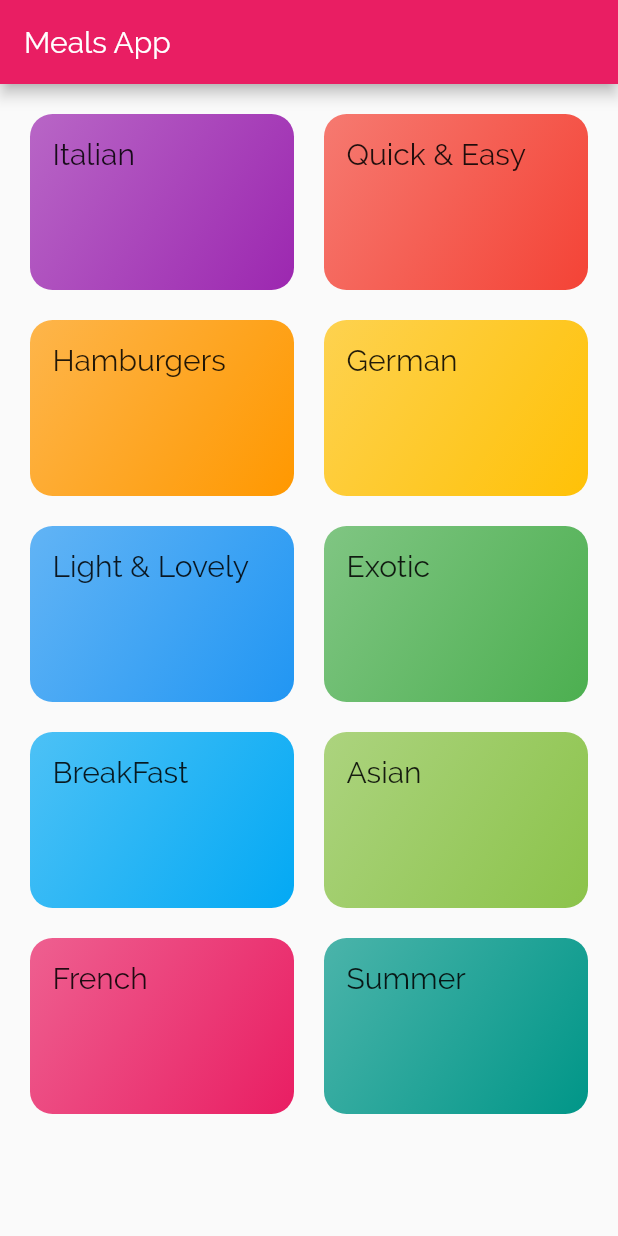
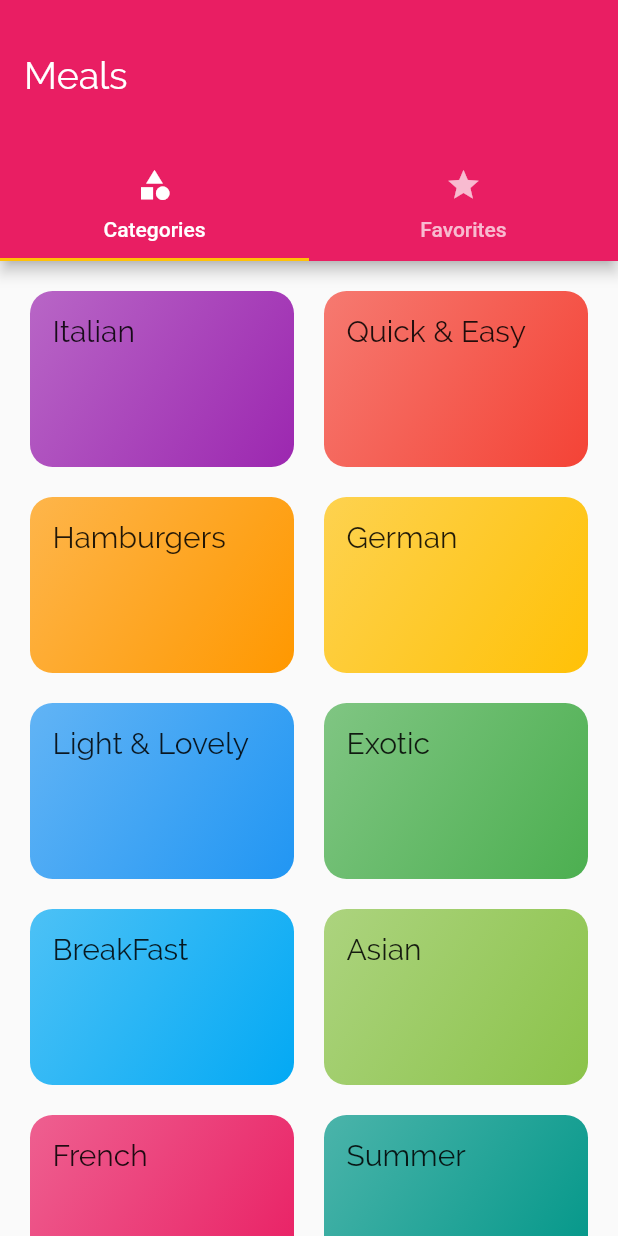
Before and after one commit to AyobamiAdebesin/meals_app, a Flutter app: the screen it shows after launch, on a phone screen of 412 x 824 dp. Run offline on Flutter 3.47's test engine with Material 2 defaults, Android fonts, the phone set to English and light mode, and no system bars.

Commit message:
improved the UI

```diff
--- a/lib/main.dart
+++ b/lib/main.dart
@@ -2,6 +2,7 @@ import 'package:flutter/material.dart';
 import 'package:meals_app/screens/categories_screen.dart';
 import 'package:meals_app/screens/category_meals_screen.dart';
 import 'package:meals_app/screens/meal_detail.dart';
+import 'package:meals_app/screens/tabs_screen.dart';
 
 void main(List<String> args) {
   runApp(MyApp());
@@ -24,7 +25,7 @@ class MyApp extends StatelessWidget {
               ),
             ),
       ),
-      home: CategoriesScreen(),
+      home: TabsScreen(),
       initialRoute: '/',
       routes: {
         CategoryMealsScreen.routeName: (ctx) => CategoryMealsScreen(),
--- a/lib/models/meal.dart
+++ b/lib/models/meal.dart
@@ -1,4 +1,4 @@
-import 'package:flutter/material.dart';
+
 
 enum Complexity {
   Simple,
--- a/lib/screens/categories_screen.dart
+++ b/lib/screens/categories_screen.dart
@@ -7,11 +7,7 @@ class CategoriesScreen extends StatelessWidget {
 
   @override
   Widget build(BuildContext context) {
-    return Scaffold(
-      appBar: AppBar(
-        title: Text('Meals App'),
-      ),
-      body: GridView(
+    return GridView(
       padding: EdgeInsets.all(20),
       gridDelegate: SliverGridDelegateWithMaxCrossAxisExtent(
         maxCrossAxisExtent: 200,
@@ -24,9 +20,6 @@ class CategoriesScreen extends StatelessWidget {
             (e) => CategoryItem(e.title, e.color, e.id),
           )
           .toList(),
-
-      ),
-
     );
   }
 }
--- /dev/null
+++ b/lib/screens/tabs_screen.dart
@@ -0,0 +1,83 @@
+import 'package:flutter/material.dart';
+import 'package:meals_app/screens/categories_screen.dart';
+import 'package:meals_app/screens/favorites_screen.dart';
+
+class TabsScreen extends StatefulWidget {
+  const TabsScreen({Key? key}) : super(key: key);
+
+  @override
+  _TabsScreenState createState() => _TabsScreenState();
+}
+
+class _TabsScreenState extends State<TabsScreen> {
+  @override
+  Widget build(BuildContext context) {
+    return DefaultTabController(
+      length: 2,
+      child: Scaffold(
+        appBar: AppBar(
+          toolbarHeight: 100,
+          title: Text(
+            'Meals',
+            style: TextStyle(fontSize: 25),
+          ),
+          bottom: TabBar(
+            tabs: <Widget>[
+              Tab(
+                icon: Icon(Icons.category),
+                text: 'Categories',
+              ),
+              Tab(
+                icon: Icon(Icons.star),
+                text: 'Favorites',
+              ),
+            ],
+          ),
+        ),
+        body: TabBarView(
+          children: <Widget>[
+            CategoriesScreen(),
+            FavoritesScreen(),
+          ],
+        ),
+      ),
+    );
+  }
+}
+
+
+
+
+
+
+
+
+
+// How to create a tabbar at the top of the app
+
+// return DefaultTabController(
+//       length: 2,
+//       child: Scaffold(
+//         appBar: AppBar(toolbarHeight: 100,
+//           title: Text('Meals', style: TextStyle(fontSize: 25),),
+//           bottom: TabBar(
+//             tabs: <Widget>[
+//               Tab(
+//                 icon: Icon(Icons.category),
+//                 text: 'Categories',
+//               ),
+//               Tab(
+//                 icon: Icon(Icons.star),
+//                 text: 'Favorites',
+//               ),
+//             ],
+//           ),
+//         ),
+//         body: TabBarView(
+//           children: <Widget>[
+//             CategoriesScreen(),
+//             FavoritesScreen(),
+//           ],
+//         ),
+//       ),
+//     );
```
Also changed, not shown: lib/screens/favorites_screen.dart (added, +12 -0 lines), lib/screens/meal_detail.dart (+59 -18 lines). Lines whose indentation alone changed are shown as unchanged.
